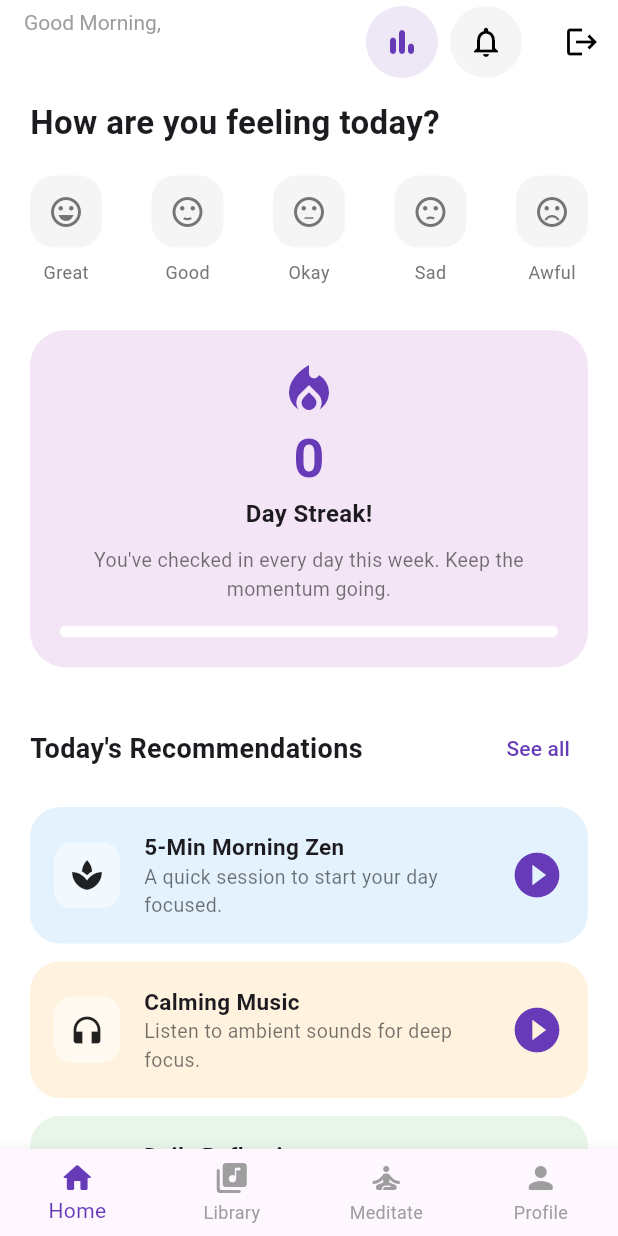
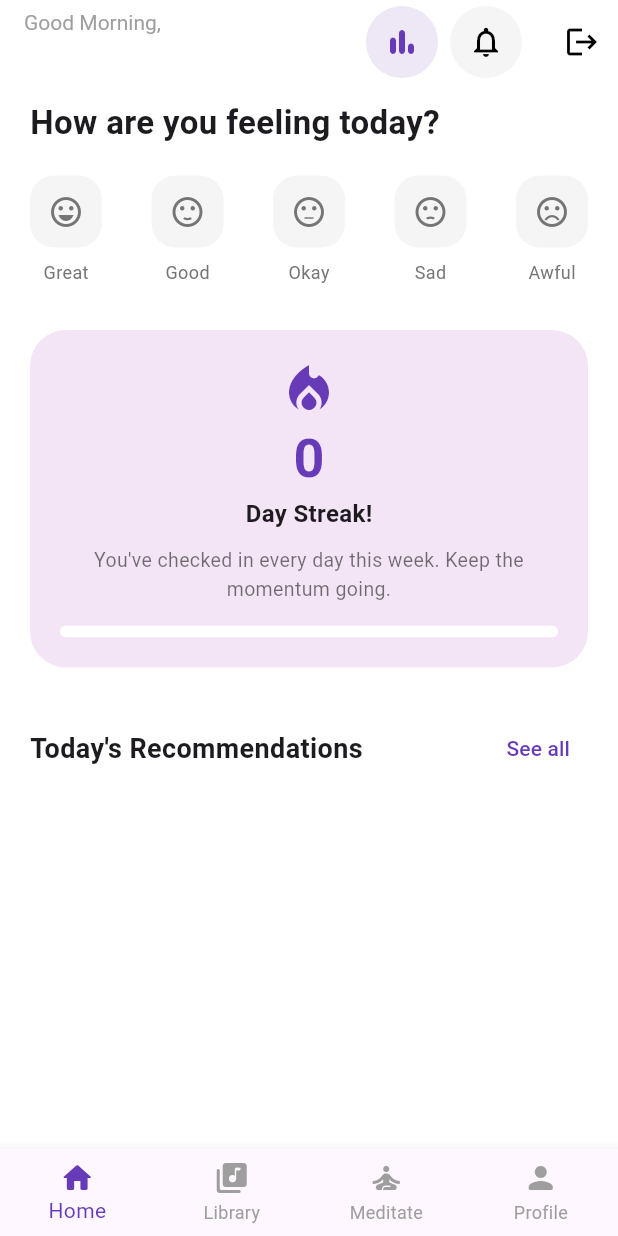
Before and after one commit to pedrohdmramalho/bip-project, a Flutter app: the screen it shows once a user with an empty profile is signed in, on a phone screen of 412 x 824 dp. Run offline on Flutter 3.47's test engine with Material 3 defaults, Android fonts, the phone set to English and light mode, and no system bars; our stand-ins replace audioplayers, cloud_firestore, equatable, firebase_auth, firebase_core, firebase_storage and 4 more; accounts and stored records are empty.

```diff
--- a/lib/main.dart
+++ b/lib/main.dart
@@ -22,16 +22,13 @@ import 'pages/meditation_page.dart';
 void main() async {
   WidgetsFlutterBinding.ensureInitialized();
 
-  // Initialisation de Firebase avec les options de la plateforme (Version distante)
   await Firebase.initializeApp(
     options: DefaultFirebaseOptions.currentPlatform,
   );
 
-  // Initialisation des services et repositories
   final authService = FirebaseAuthService();
   final meditationRepo = MeditationRepository();
 
-  // On lance l'app en passant les deux dépendances
   runApp(MyApp(
     authService: authService,
     meditationRepo: meditationRepo,
@@ -42,7 +39,6 @@ class MyApp extends StatelessWidget {
   final AuthService authService;
   final MeditationRepository meditationRepo;
 
-  // Constructeur unique fusionné
   const MyApp({
     super.key,
     required this.authService,
@@ -65,7 +61,6 @@ class MyApp extends StatelessWidget {
           useMaterial3: true,
           colorSchemeSeed: Colors.deepPurple,
         ),
-        // AuthGate gère la redirection automatique
         home: AuthGate(authService: authService),
         routes: {
           '/meditation': (context) {
--- a/lib/pages/main_navigation_page.dart
+++ b/lib/pages/main_navigation_page.dart
@@ -63,7 +63,6 @@ class _MainNavigationPageState extends State<MainNavigationPage> {
       bottomNavigationBar: BottomNavigationBar(
         currentIndex: _selectedIndex,
         onTap: (index) {
-          // Réinitialise la catégorie si on quitte l'onglet Library
           if (index != 1 && _selectedIndex == 1) {
             setState(() {
               _libraryCategory = null;
--- a/lib/pages/my_homepage.dart
+++ b/lib/pages/my_homepage.dart
@@ -17,7 +17,7 @@ import '../widgets/recommendation_tile.dart';
 import '../config/api_keys.dart';
 import 'notifications_page.dart';
 import 'main_navigation_page.dart';
-import 'test_page.dart';
+import 'statistics_page.dart';
 import 'daily_reflection_page.dart';
 
 class MyHomePage extends StatefulWidget {
@@ -192,35 +192,7 @@ class _MyHomePageState extends State<MyHomePage> {
                     ),
                   ],
 
-                  // --- STATIC RECOMMENDATIONS ---
-                  RecommendationTile(
-                    icon: Icons.spa,
-                    title: "5-Min Morning Zen",
-                    subtitle: "A quick session to start your day focused.",
-                    backgroundColor: const Color(0xFFE3F2FD),
-                    onTap: () => MainNavigationPage.of(context)?.changeTab(2),
-                  ),
-                  RecommendationTile(
-                    icon: Icons.headphones,
-                    title: "Calming Music",
-                    subtitle: "Listen to ambient sounds for deep focus.",
-                    backgroundColor: const Color(0xFFFFF3E0),
-                    onTap: () => MainNavigationPage.of(context)?.changeTab(1),
-                  ),
-                  RecommendationTile(
-                    icon: Icons.edit_note,
-                    title: "Daily Reflection",
-                    subtitle: "Write down three things you're grateful for.",
-                    backgroundColor: const Color(0xFFE8F5E9),
-                    onTap: () {
-                      Navigator.push(
-                        context,
-                        MaterialPageRoute(
-                          builder: (context) => const DailyReflectionPage(),
-                        ),
-                      );
-                    },
-                  ),
+
                   const SizedBox(height: 20),
                 ],
               ),
--- a/lib/pages/test_page.dart
+++ b/lib/pages/statistics_page.dart
@@ -17,7 +17,6 @@ class _TestPageState extends State<TestPage> {
   Map<String, int> _meditationCounts = {};
   bool _isLoading = true;
 
-  // Variables pour le calendrier
   late DateTime _currentMonth;
   final List<String> _weekDays = ['M', 'T', 'W', 'T', 'F', 'S', 'S'];
 
```
Also changed, not shown: pubspec.lock.
